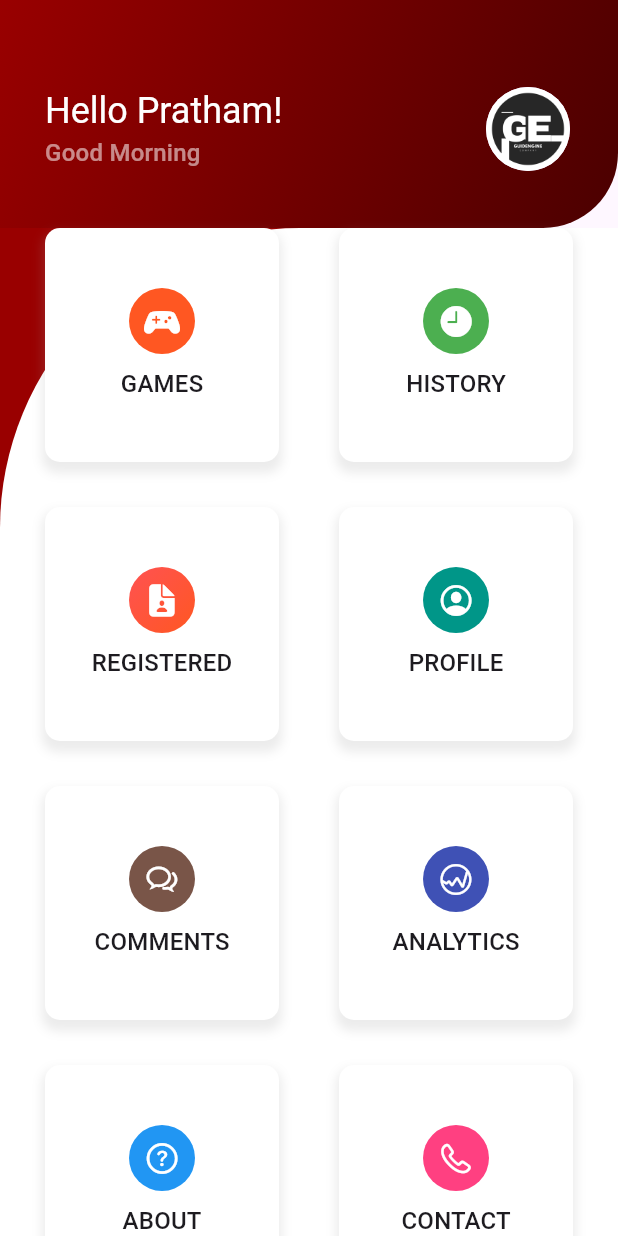
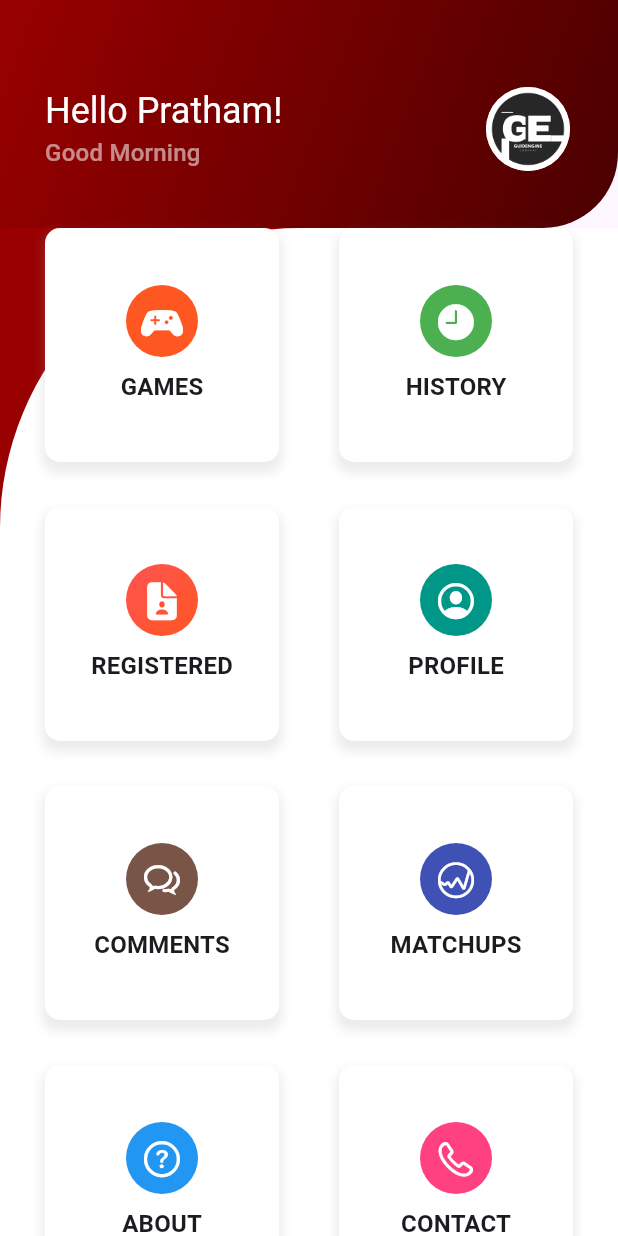
Before and after one commit to shresthanikhil16/game_mgnt, a Flutter app: the DashboardView screen opened directly, on a phone screen of 412 x 824 dp. Run offline on Flutter 3.47's test engine with Material 3 defaults, Android fonts, the phone set to English and light mode, and no system bars.

Commit message:
dashboard changes

```diff
--- a/lib/view/dashboard_view.dart
+++ b/lib/view/dashboard_view.dart
@@ -1,18 +1,89 @@
 import 'package:flutter/cupertino.dart';
 import 'package:flutter/material.dart';
+import 'package:game_mgnt/view/about_view.dart';
+import 'package:game_mgnt/view/comments_view.dart';
+import 'package:game_mgnt/view/contact_view.dart';
+import 'package:game_mgnt/view/history_view.dart';
+import 'package:game_mgnt/view/matchup_vew.dart';
+import 'package:game_mgnt/view/profile_view.dart';
+import 'package:game_mgnt/view/registered_view.dart';
 
 class DashboardView extends StatelessWidget {
   const DashboardView({super.key});
 
   @override
   Widget build(BuildContext context) {
+    // List of dashboard items
+    final dashboardItems = [
+      {
+        'title': 'Games',
+        'icon': CupertinoIcons.game_controller_solid,
+        'color': Colors.deepOrange,
+        'page': MatchupView(), // Example navigation to MatchupView
+      },
+      {
+        'title': 'History',
+        'icon': CupertinoIcons.time_solid,
+        'color': Colors.green,
+        'page': const HistoryView(), // Example navigation to HistoryView
+      },
+      {
+        'title': 'Registered',
+        'icon': CupertinoIcons.doc_person_fill,
+        'color': Colors.redAccent,
+        'isGradient': true,
+        'page': const RegisteredView(), // Example navigation to RegisteredView
+      },
+      {
+        'title': 'Profile',
+        'icon': CupertinoIcons.person_crop_circle,
+        'color': Colors.teal,
+        'page': const ProfileView(), // Navigation to ProfileView
+      },
+      {
+        'title': 'Comments',
+        'icon': CupertinoIcons.chat_bubble_2,
+        'color': Colors.brown,
+        'page': const CommentsView(), // Navigation to CommentsView
+      },
+      {
+        'title': 'MatchUps',
+        'icon': CupertinoIcons.graph_circle,
+        'color': Colors.indigo,
+        'page': MatchupView(), // Navigation to MatchupView
+      },
+      {
+        'title': 'About',
+        'icon': CupertinoIcons.question_circle,
+        'color': Colors.blue,
+        'page': const AboutView(), // Navigation to AboutView
+      },
+      {
+        'title': 'Contact',
+        'icon': CupertinoIcons.phone,
+        'color': Colors.pinkAccent,
+        'page': const ContactView(), // Navigation to ContactView
+      },
+    ];
+
     return SafeArea(
       child: Scaffold(
         body: ListView(
           padding: EdgeInsets.zero,
           children: [
-            // Header Container with Gradient
-            Container(
+            // Header Section
+            _buildHeader(context),
+            // Dashboard Grid
+            _buildDashboardGrid(context, dashboardItems),
+          ],
+        ),
+      ),
+    );
+  }
+
+  /// Builds the header with a gradient background
+  Widget _buildHeader(BuildContext context) {
+    return Container(
       decoration: const BoxDecoration(
         gradient: LinearGradient(
           colors: [Color(0xFF990000), Color(0xFF4B0000)],
@@ -30,15 +101,17 @@ class DashboardView extends StatelessWidget {
             contentPadding: const EdgeInsets.symmetric(horizontal: 30),
             title: Text(
               'Hello Pratham!',
-                      style: Theme.of(context).textTheme.headlineSmall?.copyWith(
-                            color: Colors.white,
-                          ),
+              style: Theme.of(context)
+                  .textTheme
+                  .headlineSmall
+                  ?.copyWith(color: Colors.white),
             ),
             subtitle: Text(
               'Good Morning',
-                      style: Theme.of(context).textTheme.titleMedium?.copyWith(
-                            color: Colors.white54,
-                          ),
+              style: Theme.of(context)
+                  .textTheme
+                  .titleMedium
+                  ?.copyWith(color: Colors.white54),
             ),
             trailing: const CircleAvatar(
               radius: 30,
@@ -48,9 +121,13 @@ class DashboardView extends StatelessWidget {
           const SizedBox(height: 30),
         ],
       ),
-            ),
-            // Content Container with Gradient
-            Container(
+    );
+  }
+
+  /// Builds the dashboard grid
+  Widget _buildDashboardGrid(
+      BuildContext context, List<Map<String, dynamic>> items) {
+    return Container(
       color: const Color(0xFF990000),
       child: Container(
         padding: const EdgeInsets.symmetric(horizontal: 30),
@@ -60,42 +137,56 @@ class DashboardView extends StatelessWidget {
             topLeft: Radius.circular(200),
           ),
         ),
-                child: GridView.count(
+        child: GridView.builder(
           shrinkWrap: true,
           physics: const NeverScrollableScrollPhysics(),
+          gridDelegate: const SliverGridDelegateWithFixedCrossAxisCount(
             crossAxisCount: 2,
             crossAxisSpacing: 40,
             mainAxisSpacing: 30,
-                  children: [
-                    itemDashboard(context, 'Games', CupertinoIcons.game_controller_solid, Colors.deepOrange),
-                    itemDashboard(context, 'History', CupertinoIcons.time_solid, Colors.green),
-                    itemDashboardGradient(context, 'Registered', CupertinoIcons.doc_person_fill),
-                    itemDashboard(context, 'Profile', CupertinoIcons.person_crop_circle, Colors.teal),
-                    itemDashboard(context, 'Comments', CupertinoIcons.chat_bubble_2, Colors.brown),
-                    itemDashboard(context, 'Analytics', CupertinoIcons.graph_circle, Colors.indigo),
-                    itemDashboard(context, 'About', CupertinoIcons.question_circle, Colors.blue),
-                    itemDashboard(context, 'Contact', CupertinoIcons.phone, Colors.pinkAccent),
-                  ],
           ),
-              ),
-            ),
-            const SizedBox(height: 20),
-          ],
+          itemCount: items.length,
+          itemBuilder: (context, index) {
+            final item = items[index];
+            return _buildDashboardItem(
+              context,
+              title: item['title'],
+              icon: item['icon'],
+              color: item['color'],
+              isGradient: item['isGradient'] ?? false,
+              page: item['page'],
+            );
+          },
         ),
       ),
     );
   }
 
-  /// Standard item with solid color background
-  Widget itemDashboard(BuildContext context, String title, IconData iconData, Color background) {
-    return Container(
+  /// Reusable dashboard item widget with navigation
+  Widget _buildDashboardItem(
+    BuildContext context, {
+    required String title,
+    required IconData icon,
+    required Color color,
+    bool isGradient = false,
+    required Widget page,
+  }) {
+    return GestureDetector(
+      onTap: () {
+        // Navigate to the respective page
+        Navigator.push(
+          context,
+          MaterialPageRoute(builder: (context) => page),
+        );
+      },
+      child: Container(
         decoration: BoxDecoration(
           color: Colors.white,
           borderRadius: BorderRadius.circular(10),
           boxShadow: [
             BoxShadow(
               offset: const Offset(0, 5),
-            color: Colors.grey.withOpacity(.2),
+              color: Colors.grey.withOpacity(0.2),
               spreadRadius: 2,
               blurRadius: 5,
             ),
@@ -107,57 +198,28 @@ class DashboardView extends StatelessWidget {
             Container(
               padding: const EdgeInsets.all(10),
               decoration: BoxDecoration(
-              color: background,
                 shape: BoxShape.circle,
+                gradient: isGradient
+                    ? const LinearGradient(
+                        colors: [Colors.redAccent, Colors.deepOrange],
+                        begin: Alignment.topLeft,
+                        end: Alignment.bottomRight,
+                      )
+                    : null,
+                color: isGradient ? null : color,
               ),
-            child: Icon(iconData, color: Colors.white),
+              child: Icon(icon, color: Colors.white, size: 28),
             ),
             const SizedBox(height: 8),
             Text(
               title.toUpperCase(),
-            style: Theme.of(context).textTheme.titleMedium,
+              style: Theme.of(context)
+                  .textTheme
+                  .titleMedium
+                  ?.copyWith(fontWeight: FontWeight.bold),
             ),
           ],
         ),
-    );
-  }
-
-  /// Item with gradient dark red background
-  Widget itemDashboardGradient(BuildContext context, String title, IconData iconData) {
-    return Container(
-      decoration: BoxDecoration(
-        color: Colors.white,
-        borderRadius: BorderRadius.circular(10),
-        boxShadow: [
-          BoxShadow(
-            offset: const Offset(0, 5),
-            color: Colors.grey.withOpacity(.2),
-            spreadRadius: 2,
-            blurRadius: 5,
-          ),
-        ],
-      ),
-      child: Column(
-        mainAxisAlignment: MainAxisAlignment.center,
-        children: [
-          Container(
-            padding: const EdgeInsets.all(10),
-            decoration: const BoxDecoration(
-              gradient: LinearGradient(
-                colors: [Colors.redAccent, Colors.deepOrange],
-                begin: Alignment.topLeft,
-                end: Alignment.bottomRight,
-              ),
-              shape: BoxShape.circle,
-            ),
-            child: Icon(iconData, color: Colors.white),
-          ),
-          const SizedBox(height: 8),
-          Text(
-            title.toUpperCase(),
-            style: Theme.of(context).textTheme.titleMedium,
-          ),
-        ],
       ),
     );
   }
```
Lines whose indentation alone changed are shown as unchanged.
